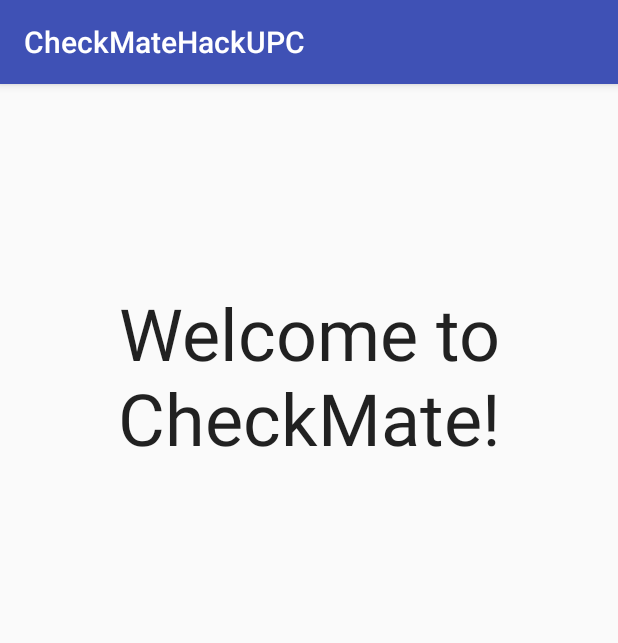
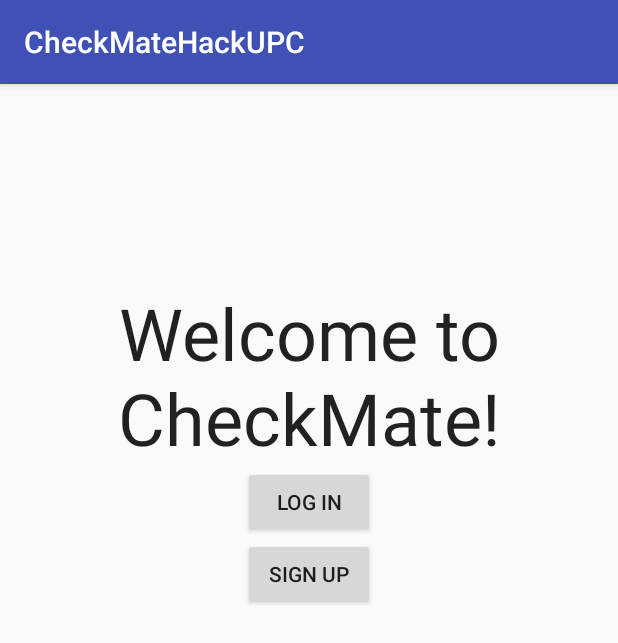
Before and after one commit to Stuev/CheckMateHackUPC, an Android app: the Login screen opened directly, with no data from a screen before it, on a phone screen of 412 x 824 dp. Shown: the top 643 px of the screen. Run offline under Robolectric (Android 15) with nearby library versions, the phone set to English and light mode, and no system bars.

Commit message:
login and sign up buttons

```diff
--- a/app/src/main/res/layout/activity_login.xml
+++ b/app/src/main/res/layout/activity_login.xml
@@ -21,4 +21,20 @@
         android:layout_centerHorizontal="true"
         android:layout_marginTop="117dp" />
 
+    <Button
+        android:layout_width="wrap_content"
+        android:layout_height="wrap_content"
+        android:text="@string/log_in"
+        android:id="@+id/loginButton"
+        android:layout_below="@+id/welcomeText"
+        android:layout_centerHorizontal="true" />
+
+    <Button
+        android:layout_width="wrap_content"
+        android:layout_height="wrap_content"
+        android:text="@string/sign_up"
+        android:id="@+id/signUpButton"
+        android:layout_below="@+id/loginButton"
+        android:layout_centerHorizontal="true" />
+
 </RelativeLayout>
--- a/app/src/main/res/values/strings.xml
+++ b/app/src/main/res/values/strings.xml
@@ -1,4 +1,6 @@
 <resources>
     <string name="app_name">CheckMateHackUPC</string>
     <string name="welcome_to_checkmate">Welcome to CheckMate!</string>
+    <string name="log_in">Log In</string>
+    <string name="sign_up">Sign Up</string>
 </resources>
```
